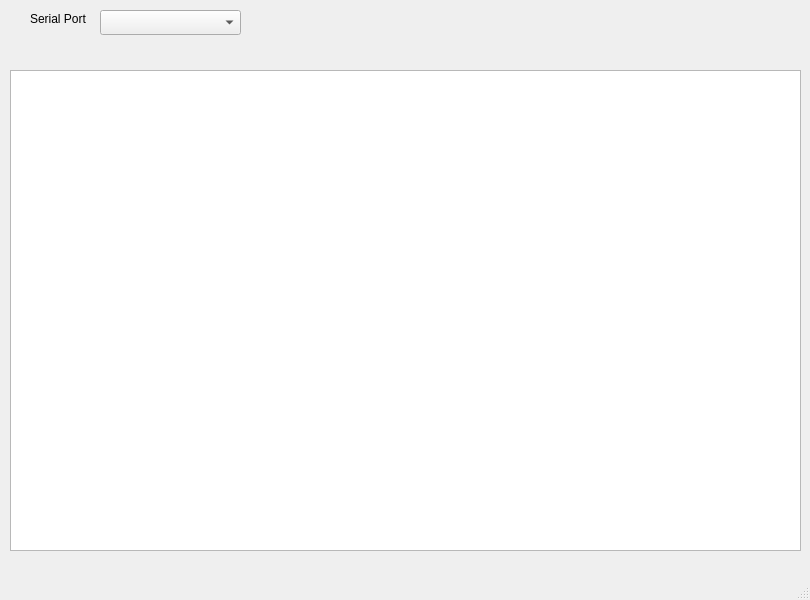
First picture: the form in UI/user_interface.ui, repository DRubioG/AdvancedSerialMonitor, before the edit.
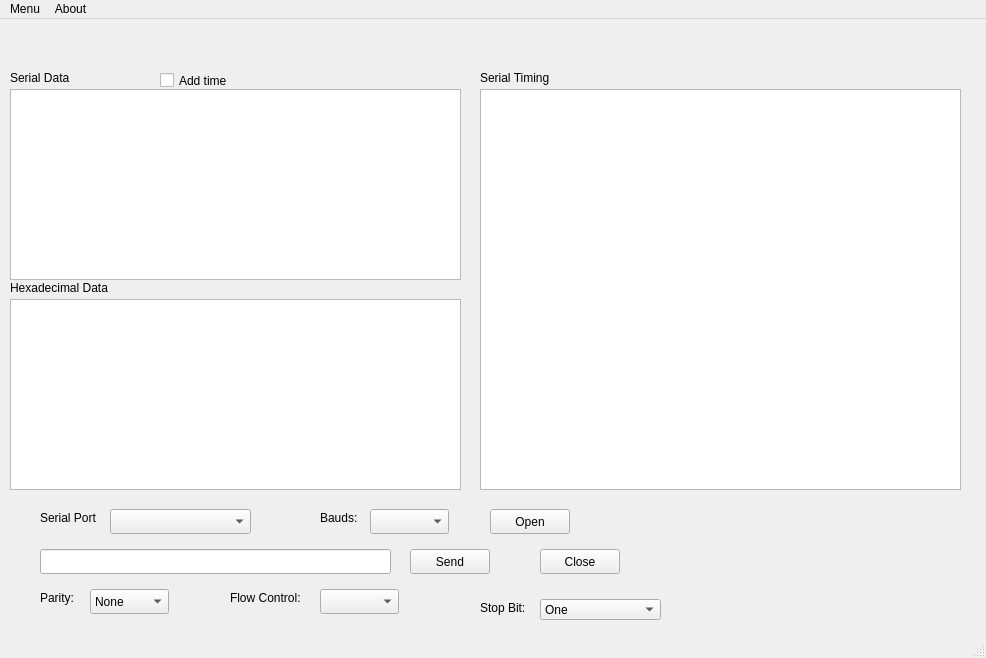
Second picture: the form after the edit.

```diff
--- a/UI/user_interface.ui
+++ b/UI/user_interface.ui
@@ -6,29 +6,226 @@
    <rect>
     <x>0</x>
     <y>0</y>
-    <width>810</width>
-    <height>600</height>
+    <width>986</width>
+    <height>658</height>
    </rect>
   </property>
   <property name="windowTitle">
    <string>MainWindow</string>
   </property>
   <widget class="QWidget" name="centralwidget">
-   <widget class="QComboBox" name="comboBox">
+   <widget class="QTextEdit" name="text_data">
     <property name="geometry">
      <rect>
-      <x>100</x>
-      <y>10</y>
-      <width>141</width>
+      <x>10</x>
+      <y>70</y>
+      <width>451</width>
+      <height>191</height>
+     </rect>
+    </property>
+    <property name="readOnly">
+     <bool>true</bool>
+    </property>
+   </widget>
+   <widget class="QTableView" name="table_serial">
+    <property name="geometry">
+     <rect>
+      <x>480</x>
+      <y>70</y>
+      <width>481</width>
+      <height>401</height>
+     </rect>
+    </property>
+   </widget>
+   <widget class="QTextEdit" name="text_hex">
+    <property name="geometry">
+     <rect>
+      <x>10</x>
+      <y>280</y>
+      <width>451</width>
+      <height>191</height>
+     </rect>
+    </property>
+    <property name="readOnly">
+     <bool>true</bool>
+    </property>
+   </widget>
+   <widget class="QLabel" name="label_2">
+    <property name="geometry">
+     <rect>
+      <x>10</x>
+      <y>260</y>
+      <width>121</width>
+      <height>17</height>
+     </rect>
+    </property>
+    <property name="text">
+     <string>Hexadecimal Data</string>
+    </property>
+   </widget>
+   <widget class="QLabel" name="label_3">
+    <property name="geometry">
+     <rect>
+      <x>10</x>
+      <y>50</y>
+      <width>121</width>
+      <height>17</height>
+     </rect>
+    </property>
+    <property name="text">
+     <string>Serial Data</string>
+    </property>
+   </widget>
+   <widget class="QLabel" name="label_4">
+    <property name="geometry">
+     <rect>
+      <x>480</x>
+      <y>50</y>
+      <width>121</width>
+      <height>17</height>
+     </rect>
+    </property>
+    <property name="text">
+     <string>Serial Timing</string>
+    </property>
+   </widget>
+   <widget class="QLineEdit" name="lineEdit">
+    <property name="geometry">
+     <rect>
+      <x>40</x>
+      <y>530</y>
+      <width>351</width>
       <height>25</height>
      </rect>
     </property>
    </widget>
-   <widget class="QLabel" name="label">
+   <widget class="QPushButton" name="pushButton_send">
     <property name="geometry">
      <rect>
-      <x>30</x>
-      <y>10</y>
+      <x>410</x>
+      <y>530</y>
+      <width>80</width>
+      <height>25</height>
+     </rect>
+    </property>
+    <property name="text">
+     <string>Send</string>
+    </property>
+   </widget>
+   <widget class="QLabel" name="label_5">
+    <property name="geometry">
+     <rect>
+      <x>40</x>
+      <y>570</y>
+      <width>41</width>
+      <height>17</height>
+     </rect>
+    </property>
+    <property name="text">
+     <string>Parity:</string>
+    </property>
+   </widget>
+   <widget class="QComboBox" name="comboBox_parity">
+    <property name="geometry">
+     <rect>
+      <x>90</x>
+      <y>570</y>
+      <width>79</width>
+      <height>25</height>
+     </rect>
+    </property>
+    <item>
+     <property name="text">
+      <string>None</string>
+     </property>
+    </item>
+    <item>
+     <property name="text">
+      <string>Odd</string>
+     </property>
+    </item>
+    <item>
+     <property name="text">
+      <string>Even</string>
+     </property>
+    </item>
+    <item>
+     <property name="text">
+      <string>Mark</string>
+     </property>
+    </item>
+    <item>
+     <property name="text">
+      <string>Space</string>
+     </property>
+    </item>
+   </widget>
+   <widget class="QComboBox" name="comboBox_flow_control">
+    <property name="geometry">
+     <rect>
+      <x>320</x>
+      <y>570</y>
+      <width>79</width>
+      <height>25</height>
+     </rect>
+    </property>
+   </widget>
+   <widget class="QLabel" name="label_6">
+    <property name="geometry">
+     <rect>
+      <x>230</x>
+      <y>570</y>
+      <width>91</width>
+      <height>17</height>
+     </rect>
+    </property>
+    <property name="text">
+     <string>Flow Control:</string>
+    </property>
+   </widget>
+   <widget class="QLabel" name="label_7">
+    <property name="geometry">
+     <rect>
+      <x>480</x>
+      <y>580</y>
+      <width>61</width>
+      <height>17</height>
+     </rect>
+    </property>
+    <property name="text">
+     <string>Stop Bit:</string>
+    </property>
+   </widget>
+   <widget class="QComboBox" name="comboBox_stop_bit">
+    <property name="geometry">
+     <rect>
+      <x>540</x>
+      <y>580</y>
+      <width>121</width>
+      <height>21</height>
+     </rect>
+    </property>
+    <item>
+     <property name="text">
+      <string>One</string>
+     </property>
+    </item>
+    <item>
+     <property name="text">
+      <string>One Point Five</string>
+     </property>
+    </item>
+    <item>
+     <property name="text">
+      <string>Two</string>
+     </property>
+    </item>
+   </widget>
+   <widget class="QLabel" name="label_8">
+    <property name="geometry">
+     <rect>
+      <x>40</x>
+      <y>490</y>
       <width>71</width>
       <height>17</height>
      </rect>
@@ -37,26 +234,100 @@
      <string>Serial Port</string>
     </property>
    </widget>
-   <widget class="QTextEdit" name="textEdit">
+   <widget class="QComboBox" name="comboBox_uart">
     <property name="geometry">
      <rect>
-      <x>10</x>
-      <y>70</y>
-      <width>791</width>
-      <height>481</height>
+      <x>110</x>
+      <y>490</y>
+      <width>141</width>
+      <height>25</height>
      </rect>
     </property>
    </widget>
+   <widget class="QPushButton" name="pushButton_close">
+    <property name="geometry">
+     <rect>
+      <x>540</x>
+      <y>530</y>
+      <width>80</width>
+      <height>25</height>
+     </rect>
+    </property>
+    <property name="text">
+     <string>Close</string>
+    </property>
+   </widget>
+   <widget class="QComboBox" name="comboBox_bauds">
+    <property name="geometry">
+     <rect>
+      <x>370</x>
+      <y>490</y>
+      <width>79</width>
+      <height>25</height>
+     </rect>
+    </property>
+   </widget>
+   <widget class="QLabel" name="label_9">
+    <property name="geometry">
+     <rect>
+      <x>320</x>
+      <y>490</y>
+      <width>51</width>
+      <height>17</height>
+     </rect>
+    </property>
+    <property name="text">
+     <string>Bauds:</string>
+    </property>
+   </widget>
+   <widget class="QPushButton" name="pushButton_open">
+    <property name="geometry">
+     <rect>
+      <x>490</x>
+      <y>490</y>
+      <width>80</width>
+      <height>25</height>
+     </rect>
+    </property>
+    <property name="text">
+     <string>Open</string>
+    </property>
+   </widget>
+   <widget class="QCheckBox" name="checkBox_add_time">
+    <property name="geometry">
+     <rect>
+      <x>160</x>
+      <y>50</y>
+      <width>88</width>
+      <height>23</height>
+     </rect>
+    </property>
+    <property name="text">
+     <string>Add time</string>
+    </property>
+   </widget>
   </widget>
   <widget class="QMenuBar" name="menubar">
    <property name="geometry">
     <rect>
      <x>0</x>
      <y>0</y>
-     <width>810</width>
+     <width>986</width>
      <height>22</height>
     </rect>
    </property>
+   <widget class="QMenu" name="menuMenu">
+    <property name="title">
+     <string>Menu</string>
+    </property>
+   </widget>
+   <widget class="QMenu" name="menuAbout">
+    <property name="title">
+     <string>About</string>
+    </property>
+   </widget>
+   <addaction name="menuMenu"/>
+   <addaction name="menuAbout"/>
   </widget>
   <widget class="QStatusBar" name="statusbar"/>
  </widget>
```
Left out of the diff: 2 changed lines with no effect on the pictures.
